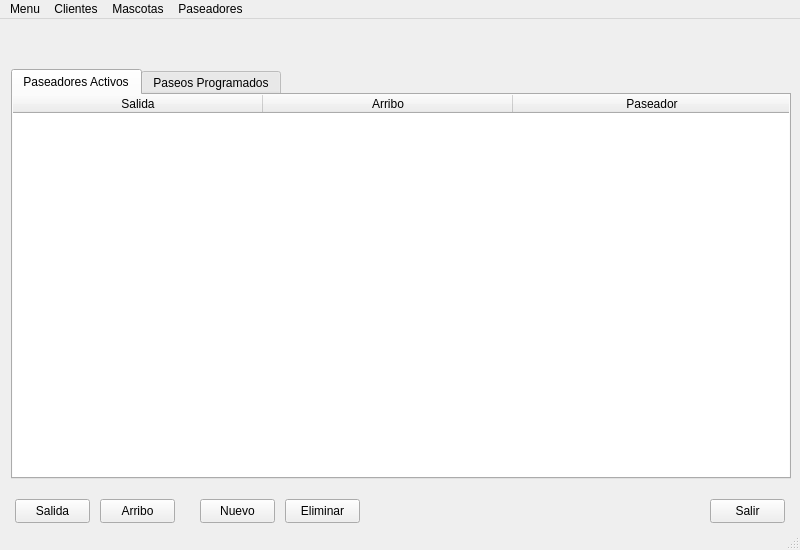
Before: the Qt Designer form Qt/MainWindow.ui in JuanBonato/Bonatojuan, drawn with Qt 5.
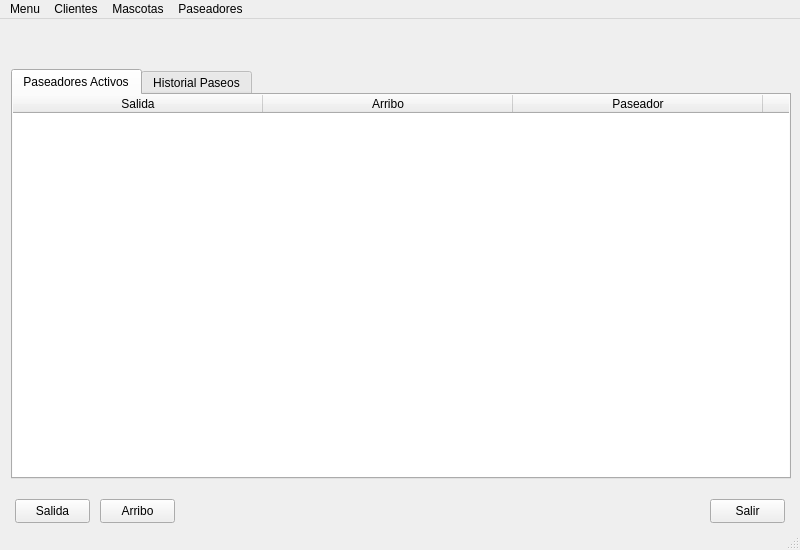
After: the same form once the commit is applied.

The edit to the form file:
```diff
--- a/Qt/MainWindow.ui
+++ b/Qt/MainWindow.ui
@@ -27,25 +27,6 @@
      <string>Arribo</string>
     </property>
    </widget>
-   <widget class="QPushButton" name="pb_Eliminar">
-    <property name="geometry">
-     <rect>
-      <x>285</x>
-      <y>480</y>
-      <width>75</width>
-      <height>24</height>
-     </rect>
-    </property>
-    <property name="text">
-     <string>Eliminar</string>
-    </property>
-    <property name="autoDefault">
-     <bool>false</bool>
-    </property>
-    <property name="flat">
-     <bool>false</bool>
-    </property>
-   </widget>
    <widget class="QPushButton" name="pb_Salida">
     <property name="geometry">
      <rect>
@@ -157,11 +138,19 @@
         <set>AlignHCenter|AlignVCenter|AlignCenter</set>
        </property>
       </column>
+      <column>
+       <property name="text">
+        <string>Codigo</string>
+       </property>
+       <property name="textAlignment">
+        <set>AlignHCenter|AlignVCenter|AlignCenter</set>
+       </property>
+      </column>
      </widget>
     </widget>
     <widget class="QWidget" name="tabPaseosProgramados">
      <attribute name="title">
-      <string>Paseos Programados</string>
+      <string>Historial Paseos</string>
      </attribute>
      <widget class="QTableWidget" name="tableWidget_2">
       <property name="geometry">
@@ -237,19 +226,6 @@
      </widget>
     </widget>
    </widget>
-   <widget class="QPushButton" name="pb_Nuevo">
-    <property name="geometry">
-     <rect>
-      <x>200</x>
-      <y>480</y>
-      <width>75</width>
-      <height>24</height>
-     </rect>
-    </property>
-    <property name="text">
-     <string>Nuevo</string>
-    </property>
-   </widget>
   </widget>
   <widget class="QMenuBar" name="menubar">
    <property name="geometry">
```
Left out of the diff: 78 changed lines with no effect on the pictures.
